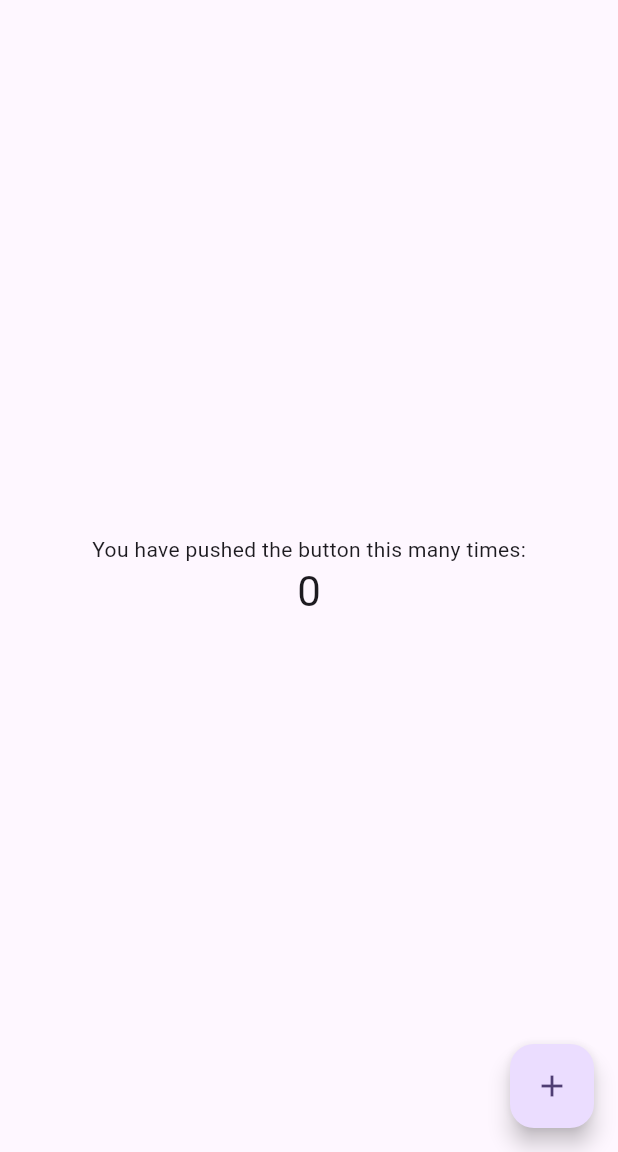
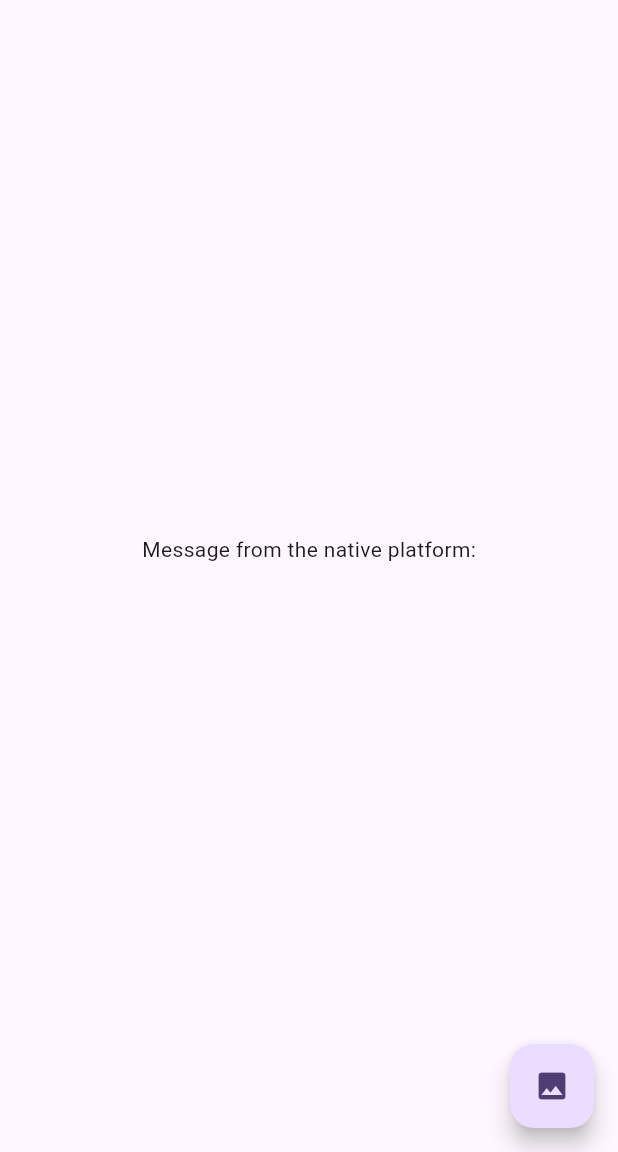
Before and after one commit to danijel-tolj/flutter_pigeons_conflict, a Flutter app: the screen it shows after launch, on a phone screen of 412 x 824 dp, the part 84-1236 px from its top. Run offline on Flutter 3.47's test engine with Material 2 defaults, Android fonts, the phone set to English and light mode, and no system bars; missing offline and left inert: image_picker_android, image_picker_platform_interface.

Commit message:
Removed unnecessary files

```diff
--- a/lib/main.dart
+++ b/lib/main.dart
@@ -1,27 +1,14 @@
 import 'package:flutter/material.dart';
 import 'package:image_picker_android/image_picker_android.dart';
 import 'package:image_picker_platform_interface/image_picker_platform_interface.dart';
-import 'package:testing/src/image_pickerlibrary.g.dart';
+import 'package:testing/src/image_picker_library.g.dart';
 
 void main() {
   runApp(const MyApp());
 }
 
-class MyApp extends StatefulWidget {
+class MyApp extends StatelessWidget {
   const MyApp({super.key});
-
-  @override
-  State<MyApp> createState() => _MyAppState();
-}
-
-class _MyAppState extends State<MyApp> {
-  @override
-  void initState() {
-    final api = ImagePickerApi();
-    api.pickImages(1).then((value) => print(value));
-
-    super.initState();
-  }
 
   @override
   Widget build(BuildContext context) {
@@ -46,12 +33,17 @@ class MyHomePage extends StatefulWidget {
 }
 
 class _MyHomePageState extends State<MyHomePage> {
-  int _counter = 0;
+  String message = "";
 
-  void _incrementCounter() {
-    setState(() {
-      _counter++;
+  @override
+  void initState() {
+    ImagePickerApi().pickImages().then((value) {
+      setState(() {
+        message = value;
+      });
     });
+
+    super.initState();
   }
 
   @override
@@ -66,10 +58,10 @@ class _MyHomePageState extends State<MyHomePage> {
           mainAxisAlignment: MainAxisAlignment.center,
           children: <Widget>[
             const Text(
-              'You have pushed the button this many times:',
+              'Message from the native platform:',
             ),
             Text(
-              '$_counter',
+              message,
               style: Theme.of(context).textTheme.headlineMedium,
             ),
           ],
@@ -77,8 +69,7 @@ class _MyHomePageState extends State<MyHomePage> {
       ),
       floatingActionButton: FloatingActionButton(
         onPressed: () => ImagePickerAndroid().pickImage(source: ImageSource.gallery),
-        tooltip: 'Increment',
-        child: const Icon(Icons.add),
+        child: const Icon(Icons.image),
       ),
     );
   }
```
Also changed, not shown: pigeons.dart (+4 -4 lines), lib/src/image_picker_library.g.dart, 3 other files.
